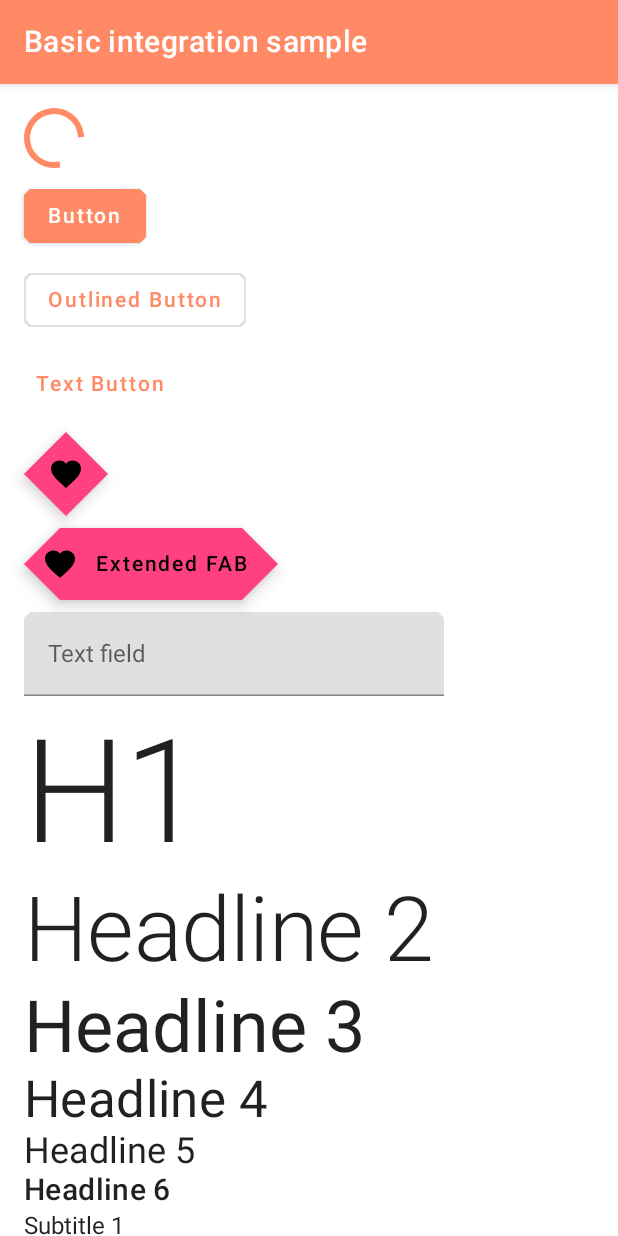
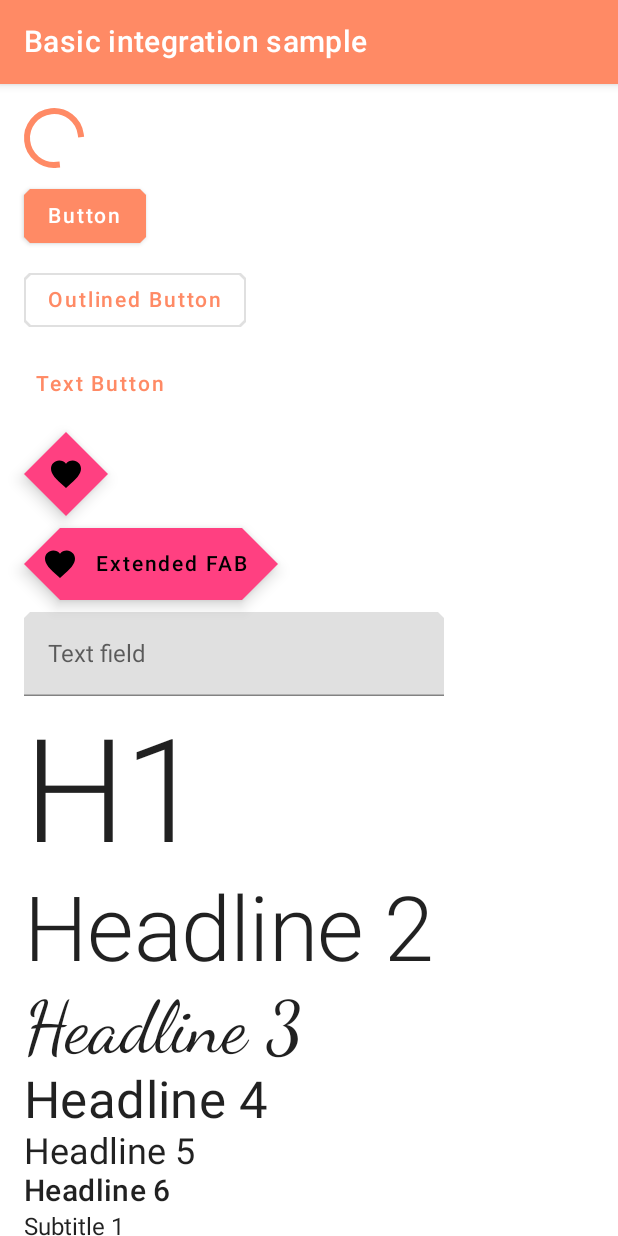
Before and after one commit to material-components/material-components-android-compose-theme-adapter, an Android app built with Jetpack Compose: the BasicIntegrationActivity screen opened directly, with no data from a screen before it, on a phone screen of 412 x 824 dp. Run offline under Robolectric (Android 15) with nearby library versions, the phone set to English and light mode, and no system bars.

Commit message:
Bugfix: Font Family resolving in Release Builds (#57)
* use Dancing Script as font family for H3

* makes the release buildtype buildable

* fixes font family path check for release builds

* adds a rubik font family to MdcThemeTest

* adjusts comment according to the changes

* adds copyright header to the font family XMLs

```diff
--- a/lib/src/main/java/com/google/android/material/composethemeadapter/TypedArrayUtils.kt
+++ b/lib/src/main/java/com/google/android/material/composethemeadapter/TypedArrayUtils.kt
@@ -213,9 +213,9 @@ internal fun TypedArray.getFontFamilyOrNull(index: Int): FontFamilyWithWeight? {
             "monospace" -> FontFamilyWithWeight(FontFamily.Monospace)
             // TODO: Compose does not expose a FontFamily for all strings yet
             else -> {
-                // If there's a resource ID and the string starts with res/font,
+                // If there's a resource ID and the string starts with res/,
                 // it's probably a @font resource
-                if (tv.resourceId != 0 && tv.string.startsWith("res/font")) {
+                if (tv.resourceId != 0 && tv.string.startsWith("res/")) {
                     // If we're running on API 23+ and the resource is an XML, we can parse
                     // the fonts into a full FontFamily.
                     if (Build.VERSION.SDK_INT >= 23 && tv.string.endsWith(".xml")) {
--- a/sample/build.gradle
+++ b/sample/build.gradle
@@ -44,6 +44,12 @@ android {
     composeOptions {
         kotlinCompilerExtensionVersion Libs.AndroidX.Compose.version
     }
+
+    buildTypes {
+        release {
+            signingConfig signingConfigs.debug
+        }
+    }
 }
 
 dependencies {
--- /dev/null
+++ b/sample/src/main/res/font/dancingscript.xml
@@ -0,0 +1,31 @@
+<?xml version="1.0" encoding="utf-8"?>
+<!--
+  ~ Copyright 2020 The Android Open Source Project
+  ~
+  ~ Licensed under the Apache License, Version 2.0 (the "License");
+  ~ you may not use this file except in compliance with the License.
+  ~ You may obtain a copy of the License at
+  ~
+  ~      https://www.apache.org/licenses/LICENSE-2.0
+  ~
+  ~ Unless required by applicable law or agreed to in writing, software
+  ~ distributed under the License is distributed on an "AS IS" BASIS,
+  ~ WITHOUT WARRANTIES OR CONDITIONS OF ANY KIND, either express or implied.
+  ~ See the License for the specific language governing permissions and
+  ~ limitations under the License.
+  -->
+
+<font-family xmlns:app="http://schemas.android.com/apk/res-auto">
+    <font
+        app:font="@font/dancingscript_regular"
+        app:fontWeight="400" />
+    <font
+        app:font="@font/dancingscript_medium"
+        app:fontWeight="500" />
+    <font
+        app:font="@font/dancingscript_semibold"
+        app:fontWeight="600" />
+    <font
+        app:font="@font/dancingscript_bold"
+        app:fontWeight="700" />
+</font-family>
--- a/sample/src/main/res/values/themes.xml
+++ b/sample/src/main/res/values/themes.xml
@@ -23,6 +23,7 @@
         <item name="colorSecondary">@color/pink_a200</item>
         <item name="colorSecondaryVariant">@color/pink_dark</item>
 
+        <item name="textAppearanceHeadline3">@style/TextAppearance.Sample.Headline3</item>
         <item name="textAppearanceSubtitle1">@style/TextAppearance.Sample.Subtitle1</item>
         <item name="textAppearanceCaption">@style/TextAppearance.Sample.Caption</item>
 
--- a/sample/src/main/res/values/type.xml
+++ b/sample/src/main/res/values/type.xml
@@ -15,6 +15,12 @@
   -->
 
 <resources>
+
+    <style name="TextAppearance.Sample.Headline3"
+        parent="TextAppearance.MaterialComponents.Headline3">
+        <item name="fontFamily">@font/dancingscript</item>
+    </style>
+
     <!-- Use TextAppearance.AppCompat.Subhead as parent to avoid inheriting letterSpacing -->
     <style name="TextAppearance.Sample.Subtitle1"
         parent="TextAppearance.AppCompat.Subhead">
```
Also changed, not shown: sample/src/main/res/font/dancingscript_bold.ttf (added), sample/src/main/res/font/dancingscript_medium.ttf (added), sample/src/main/res/font/dancingscript_regular.ttf (added), sample/src/main/res/font/dancingscript_semibold.ttf (added), 3 other files.
